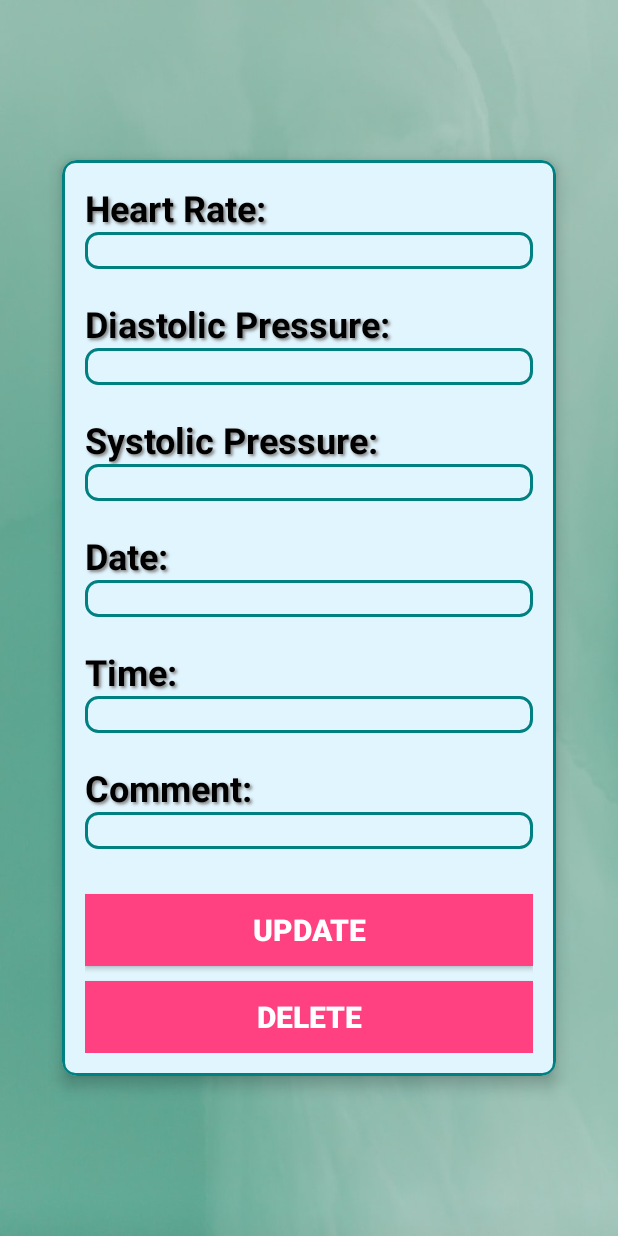
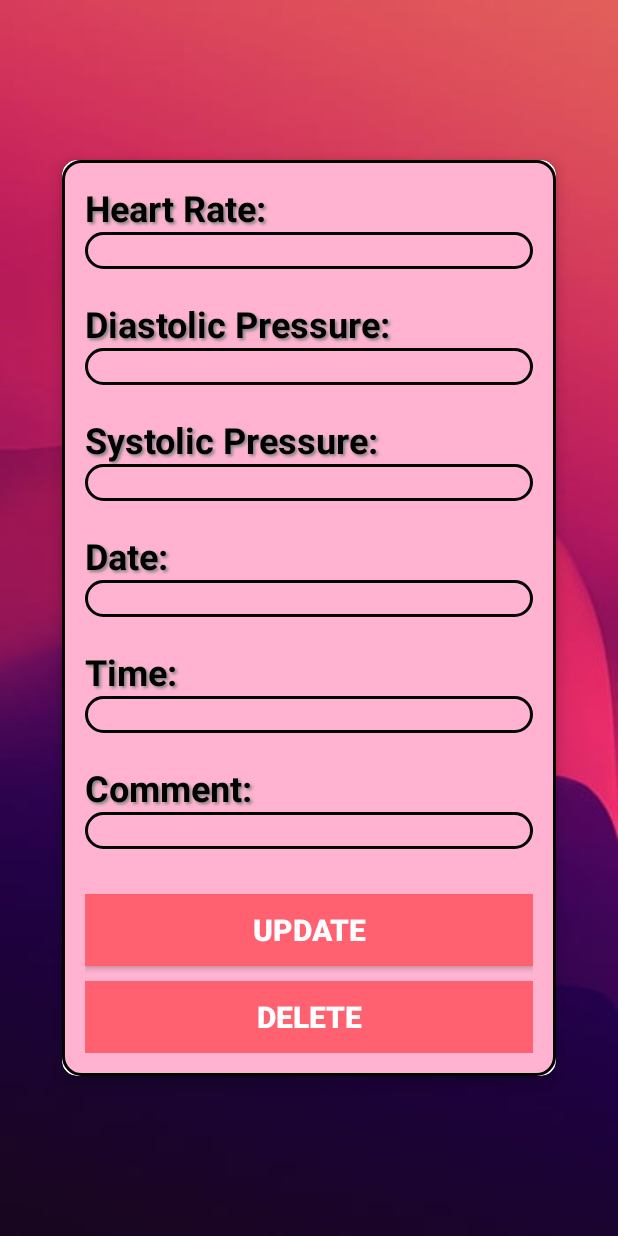
Before and after one commit to Raha111/Rhythm-Guard, an Android app: the layout main_item.xml on its own in the app's theme, with its tools: preview values and no code run, on a phone screen of 412 x 824 dp. Run offline under Robolectric (Android 15) with nearby library versions, the phone set to English and light mode, and no system bars.

Commit message:
changes made

```diff
--- a/app/src/main/res/drawable-v24/teal_border.xml
+++ b/app/src/main/res/drawable-v24/teal_border.xml
@@ -1,7 +1,7 @@
 <shape xmlns:android="http://schemas.android.com/apk/res/android">
-    <solid android:color="@color/light_blue" />
+    <solid android:color="#FFB3D0" />
     <stroke
         android:width="2dp"
-        android:color="#008080" />
-    <corners android:radius="8dp" />
+        android:color="@color/black" />
+    <corners android:radius="12dp" />
 </shape>
--- a/app/src/main/res/layout/activity_add.xml
+++ b/app/src/main/res/layout/activity_add.xml
@@ -4,7 +4,7 @@
     xmlns:tools="http://schemas.android.com/tools"
     android:layout_width="match_parent"
     android:layout_height="match_parent"
-    android:background="@drawable/h_background"
+    android:background="@drawable/background"
     app:cardBackgroundColor="@color/white"
     tools:context=".AddActivity"
     android:id="@+id/add_page"
--- a/app/src/main/res/layout/activity_home.xml
+++ b/app/src/main/res/layout/activity_home.xml
@@ -4,7 +4,7 @@
     xmlns:tools="http://schemas.android.com/tools"
     android:layout_width="match_parent"
     android:layout_height="match_parent"
-    android:background="@drawable/h_background"
+    android:background="@drawable/background"
     android:id="@+id/home"
     >
 
--- a/app/src/main/res/layout/main_item.xml
+++ b/app/src/main/res/layout/main_item.xml
@@ -4,7 +4,7 @@
     android:layout_width="match_parent"
     android:layout_height="match_parent"
     android:fillViewport="true"
-    android:background="@drawable/h_background"
+    android:background="@drawable/background"
     android:padding="16dp">
 
     <RelativeLayout
@@ -165,7 +165,7 @@
                     android:layout_width="match_parent"
                     android:layout_height="wrap_content"
                     android:layout_marginTop="30dp"
-                    android:background="#FF4081"
+                    android:background="#FF6171"
                     android:text="UPDATE"
                     android:textColor="@android:color/white"
                     android:textSize="20sp"
@@ -176,7 +176,7 @@
                     android:layout_width="match_parent"
                     android:layout_height="wrap_content"
                     android:layout_marginTop="10dp"
-                    android:background="#FF4081"
+                    android:background="#FF6171"
                     android:text="DELETE"
                     android:textColor="@android:color/white"
                     android:textSize="20sp"
--- a/app/src/main/res/values/colors.xml
+++ b/app/src/main/res/values/colors.xml
@@ -12,6 +12,7 @@
         <color name="light_blue">#E1F5FE</color>
         <color name="dark_blue">#1976D2</color>
         <color name="light_gray">#E0E0E0</color>
+    <color name="ll">#ffb7dc</color>
 
 
 
```
Also changed, not shown: app/src/main/res/layout/update_popup.xml (+6 -6 lines).
